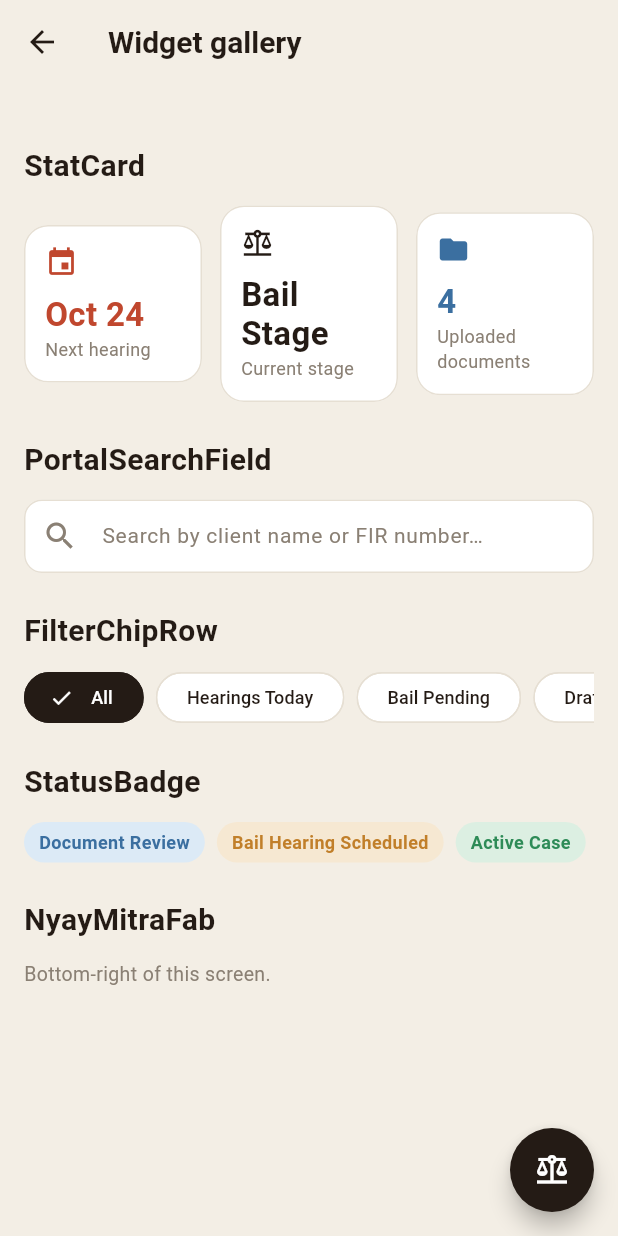
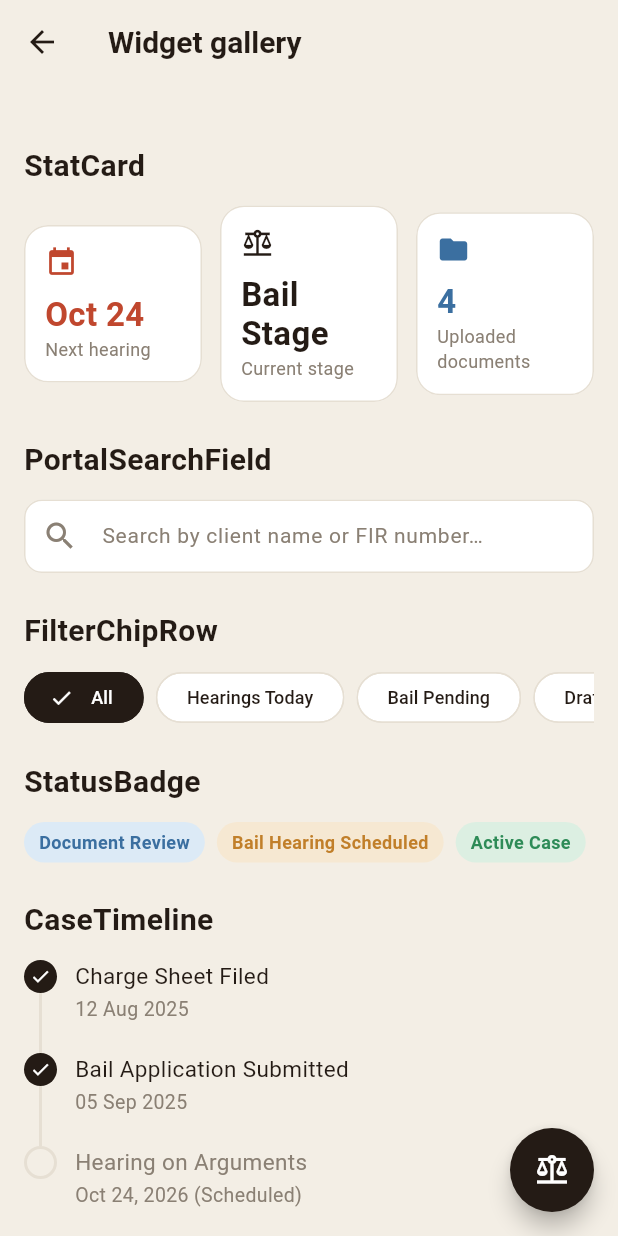
Before and after one commit to mahendraSpatil/NyayMitra, a Flutter app: the WidgetGallery screen opened directly, on a phone screen of 412 x 824 dp. Run offline on Flutter 3.47's test engine with Material 3 defaults, Android fonts, the phone set to English and light mode, and no system bars; our stand-ins replace cloud_firestore, firebase_auth, firebase_core; accounts and stored records are empty; generated files the repository leaves out were written again.

Commit message:
feat: CaseTimeline widget, remove temporary claims debugPrint
Removes the debugPrint of the refreshed claims map from RootRouter now
that role routing is confirmed working end-to-end.

Adds CaseTimeline: a vertical stepper widget, a dot per entry connected
by a short line. Completed entries get a filled dark dot with a white
check and normal-weight text; the pending entry gets a hollow outlined
dot with muted text. Takes a list of CaseTimelineEntry as a parameter;
each entry's date is a pre-formatted label rather than a DateTime, so
locale-specific formatting (Marathi/Hindi included) stays a caller
decision, not baked into core/widgets. Added to the gallery.

Verified structurally via a throwaway golden capture (deleted after
use) — dot fill/outline states and the connecting line render as
intended.

```diff
--- a/client/lib/core/debug/widget_gallery.dart
+++ b/client/lib/core/debug/widget_gallery.dart
@@ -1,6 +1,7 @@
 import 'package:flutter/material.dart';
 
 import '../theme/app_theme.dart';
+import '../widgets/case_timeline.dart';
 import '../widgets/filter_chip_row.dart';
 import '../widgets/nyaymitra_fab.dart';
 import '../widgets/portal_search_field.dart';
@@ -87,6 +88,26 @@ class _WidgetGalleryState extends State<WidgetGallery> {
               StatusBadge(label: 'Active Case', tone: StatusTone.success),
             ],
           ),
+          const _Section('CaseTimeline'),
+          const CaseTimeline(
+            entries: [
+              CaseTimelineEntry(
+                title: 'Charge Sheet Filed',
+                dateLabel: '12 Aug 2025',
+                done: true,
+              ),
+              CaseTimelineEntry(
+                title: 'Bail Application Submitted',
+                dateLabel: '05 Sep 2025',
+                done: true,
+              ),
+              CaseTimelineEntry(
+                title: 'Hearing on Arguments',
+                dateLabel: 'Oct 24, 2026 (Scheduled)',
+                done: false,
+              ),
+            ],
+          ),
           const _Section('NyayMitraFab'),
           const Text(
             'Bottom-right of this screen.',
--- a/client/lib/core/root_router.dart
+++ b/client/lib/core/root_router.dart
@@ -72,7 +72,6 @@ class _RootRouterState extends State<RootRouter> {
     // (flutterfire#11949) despite the token being correctly minted — see
     // AuthService.getRefreshedClaims for why that's safe to do here.
     final claims = await _authService.getRefreshedClaims(user);
-    debugPrint('RootRouter: claims after forced refresh for ${user.uid}: $claims');
 
     // The user may have signed out (or into a different account) while
     // the refresh above was in flight. Only apply a response that still
--- a/client/lib/core/theme/app_theme.dart
+++ b/client/lib/core/theme/app_theme.dart
@@ -63,6 +63,12 @@ class AppTextStyles {
   static const cardSubtitle = TextStyle(
     fontSize: 13,
     color: AppColors.inkMuted,
+  );
+
+  static const timelineTitle = TextStyle(
+    fontSize: 15,
+    fontWeight: FontWeight.normal,
+    color: AppColors.ink,
   );
 
   static const body = TextStyle(
--- /dev/null
+++ b/client/lib/core/widgets/case_timeline.dart
@@ -0,0 +1,109 @@
+import 'package:flutter/material.dart';
+
+import '../theme/app_theme.dart';
+
+/// One row in a CaseTimeline. Presentational only — the date is a
+/// pre-formatted label, not a DateTime, so locale-specific formatting
+/// (Marathi/Hindi included) stays the caller's decision, not this widget's.
+class CaseTimelineEntry {
+  const CaseTimelineEntry({
+    required this.title,
+    required this.dateLabel,
+    required this.done,
+  });
+
+  final String title;
+  final String dateLabel;
+  final bool done;
+}
+
+/// Vertical stepper: a dot per entry connected by a short line. Completed
+/// entries get a filled dark dot with a white check; the pending entry
+/// gets a hollow outlined dot with muted text.
+class CaseTimeline extends StatelessWidget {
+  const CaseTimeline({super.key, required this.entries});
+
+  final List<CaseTimelineEntry> entries;
+
+  @override
+  Widget build(BuildContext context) {
+    return Column(
+      crossAxisAlignment: CrossAxisAlignment.start,
+      children: [
+        for (var i = 0; i < entries.length; i++)
+          _TimelineRow(entry: entries[i], isLast: i == entries.length - 1),
+      ],
+    );
+  }
+}
+
+class _TimelineRow extends StatelessWidget {
+  const _TimelineRow({required this.entry, required this.isLast});
+
+  final CaseTimelineEntry entry;
+  final bool isLast;
+
+  @override
+  Widget build(BuildContext context) {
+    return IntrinsicHeight(
+      child: Row(
+        crossAxisAlignment: CrossAxisAlignment.start,
+        children: [
+          Column(
+            children: [
+              _Dot(done: entry.done),
+              if (!isLast) Expanded(child: Container(width: 2, color: AppColors.border)),
+            ],
+          ),
+          const SizedBox(width: 12),
+          Expanded(
+            child: Padding(
+              padding: EdgeInsets.only(bottom: isLast ? 0 : 20),
+              child: Column(
+                crossAxisAlignment: CrossAxisAlignment.start,
+                children: [
+                  Text(
+                    entry.title,
+                    style: entry.done
+                        ? AppTextStyles.timelineTitle
+                        : AppTextStyles.timelineTitle.copyWith(color: AppColors.inkMuted),
+                  ),
+                  const SizedBox(height: 2),
+                  Text(entry.dateLabel, style: AppTextStyles.cardSubtitle),
+                ],
+              ),
+            ),
+          ),
+        ],
+      ),
+    );
+  }
+}
+
+class _Dot extends StatelessWidget {
+  const _Dot({required this.done});
+
+  final bool done;
+
+  static const _size = 22.0;
+
+  @override
+  Widget build(BuildContext context) {
+    if (done) {
+      return Container(
+        width: _size,
+        height: _size,
+        decoration: const BoxDecoration(color: AppColors.ink, shape: BoxShape.circle),
+        child: const Icon(Icons.check, size: 14, color: AppColors.surface),
+      );
+    }
+    return Container(
+      width: _size,
+      height: _size,
+      decoration: BoxDecoration(
+        shape: BoxShape.circle,
+        border: Border.all(color: AppColors.border, width: 2),
+      ),
+    );
+  }
+}
```
